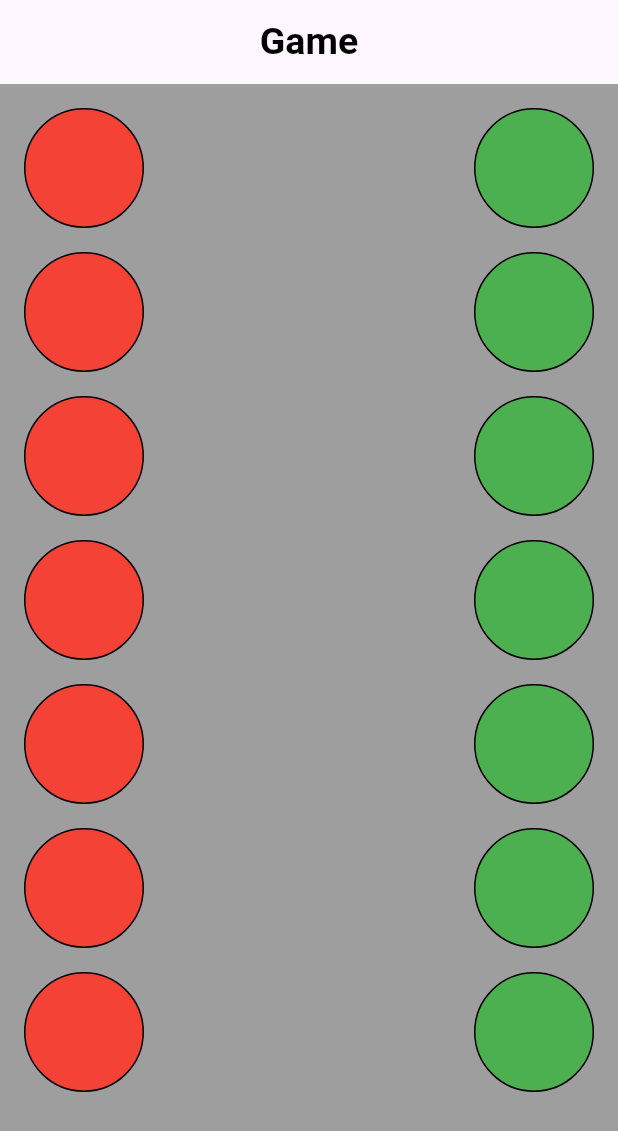
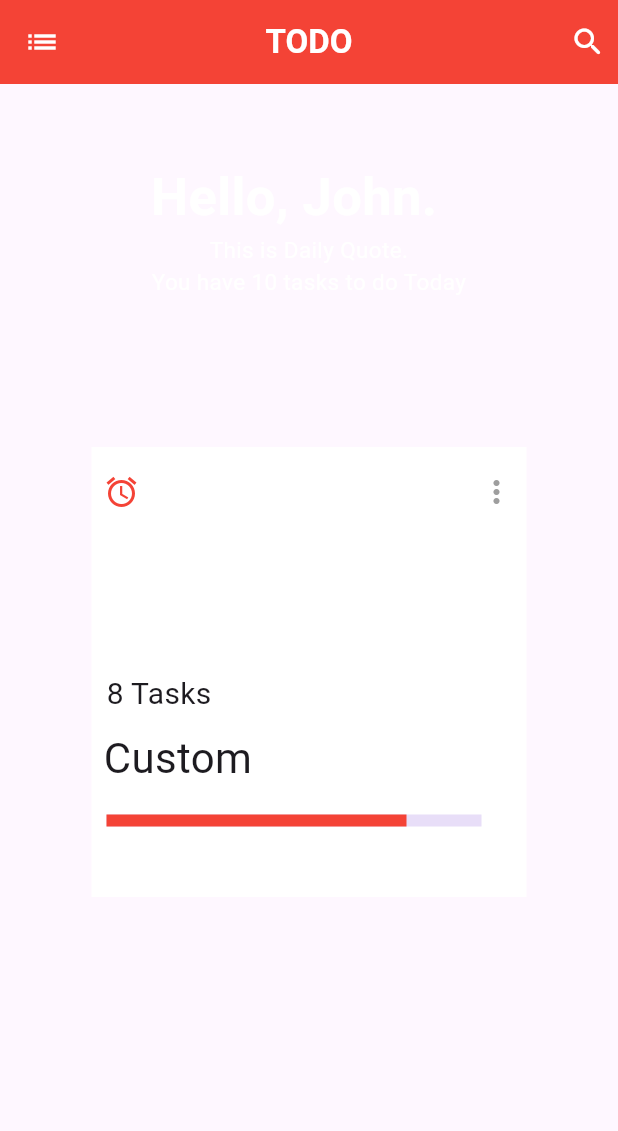
Before and after one commit to Rajputniraj6983/animation, a Flutter app: the screen it shows after launch, on a phone screen of 412 x 824 dp. Shown: the top 1131 px of the screen. Run offline on Flutter 3.47's test engine with Material 3 defaults, Android fonts, the phone set to English and light mode, and no system bars.

Commit message:
10-07-2024

```diff
--- a/lib/main.dart
+++ b/lib/main.dart
@@ -1,4 +1,6 @@
 import 'package:animation/screen/Homepage.dart';
+import 'package:animation/task2/view/Screen/Homescreen.dart';
+import 'package:animation/task2/view/Screen/detail_pae.dart';
 import 'package:flutter/material.dart';
 void main(){
   runApp(MyApp());
@@ -10,7 +12,10 @@ class MyApp extends StatelessWidget {
   Widget build(BuildContext context) {
     return MaterialApp(
       debugShowCheckedModeBanner: false,
-      home: Homepage(),
+     routes: {
+        '/' : (context) => HomeScreen(),
+       '/detail' : (context) =>  DetailsScreen(),
+     },
     );
   }
 }
--- a/lib/task2/view/Screen/Homescreen.dart
+++ b/lib/task2/view/Screen/Homescreen.dart
@@ -0,0 +1,118 @@
+import 'package:flutter/cupertino.dart';
+import 'package:flutter/material.dart';
+
+class HomeScreen extends StatelessWidget {
+  const HomeScreen({super.key});
+
+  @override
+  Widget build(BuildContext context) {
+    return Scaffold(
+      appBar: AppBar(
+        backgroundColor: Colors.red,
+        leading: const Icon(
+          Icons.list,
+          color: Colors.white,
+        ),
+        title: Text(
+          'TODO',
+          style: TextStyle(color: Colors.white, fontWeight: FontWeight.bold),
+        ),
+        centerTitle: true,
+        actions: const [
+          Padding(
+            padding: EdgeInsets.all(8.0),
+            child: Icon(
+             Icons.search_rounded,
+              color: Colors.white,
+            ),
+          )
+        ],
+      ),
+      body: Column(
+        children: [
+          const Padding(
+            padding: EdgeInsets.only(top: 50, right: 20),
+            child: Center(
+              child: Text(
+                'Hello, John.',
+                style: TextStyle(
+                  color: Colors.white,
+                  fontWeight: FontWeight.bold,
+                  fontSize: 35,
+                ),
+              ),
+            ),
+          ),
+          const Text(
+            'This is Daily Quote.\nYou have 10 tasks to do Today',
+            style: TextStyle(color: Colors.white, fontSize: 15),
+            textAlign: TextAlign.center,
+          ),
+          const SizedBox(height: 100),
+          InkWell(
+            onTap: () {
+              Navigator.of(context).pushNamed('/details');
+            },
+            child: Hero(
+              tag: 'box',
+              child: Container(
+                height: 300,
+                width: 290,
+                decoration: const BoxDecoration(color: Colors.white),
+                child:  Column(
+                  crossAxisAlignment: CrossAxisAlignment.start,
+                  children: [
+                    Padding(
+                      padding: EdgeInsets.only(top: 10),
+                      child: Row(
+                        mainAxisAlignment: MainAxisAlignment.spaceBetween,
+                        children: [
+                          Padding(
+                            padding: EdgeInsets.all(8.0),
+                            child: Icon(
+                              Icons.alarm,
+                              color: Colors.red,
+                            ),
+                          ),
+                          Padding(
+                            padding: EdgeInsets.all(8.0),
+                            child: Icon(
+                              Icons.more_vert,
+                              color: Colors.grey,
+                            ),
+                          ),
+                        ],
+                      ),
+                    ),
+                    Padding(
+                      padding: EdgeInsets.only(top: 100, left: 10),
+                      child: Text(
+                        '8 Tasks',
+                        style: TextStyle(fontSize: 20),
+                      ),
+                    ),
+                    Padding(
+                      padding: EdgeInsets.all(8.0),
+                      child: Text(
+                        'Custom',
+                        style: TextStyle(fontSize: 28),
+                      ),
+                    ),
+                    Padding(
+                      padding: EdgeInsets.only(left: 10, right: 30, top: 10),
+                      child: LinearProgressIndicator(
+                        value: 0.8,
+                        color: Colors.red,
+                        minHeight: 8,
+                      ),
+                    ),
+                  ],
+                ),
+              ),
+            ),
+          )
+        ],
+      ),
+    );
+  }
+}
```
Also changed, not shown: lib/task2/view/Screen/detail_pae.dart (added, +95 -0 lines).
